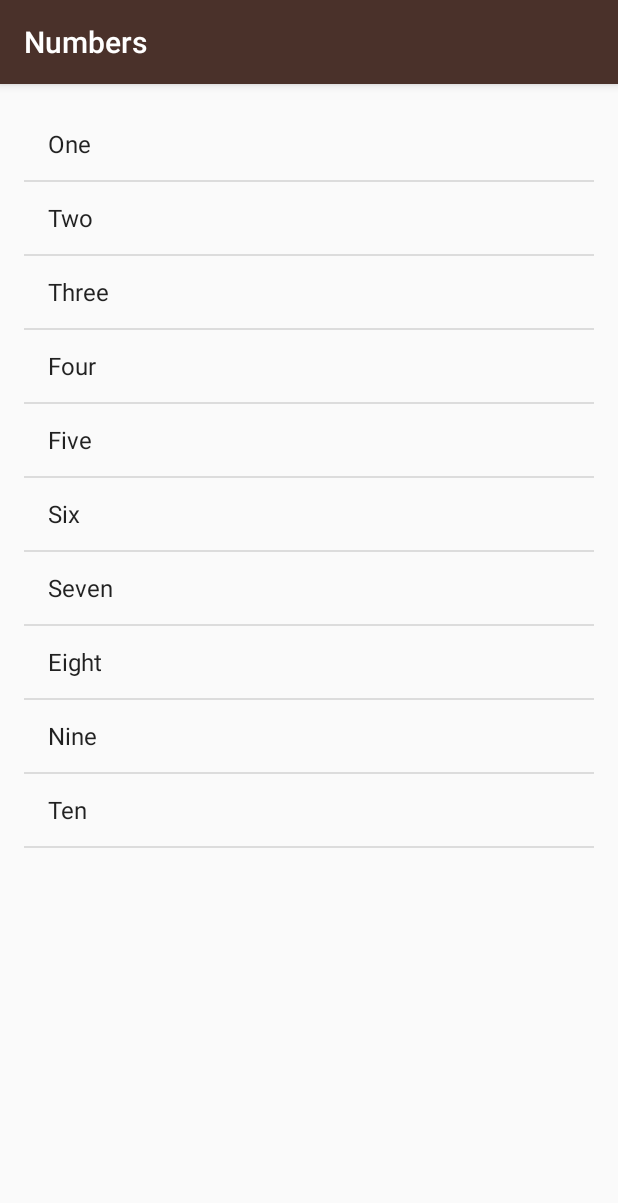
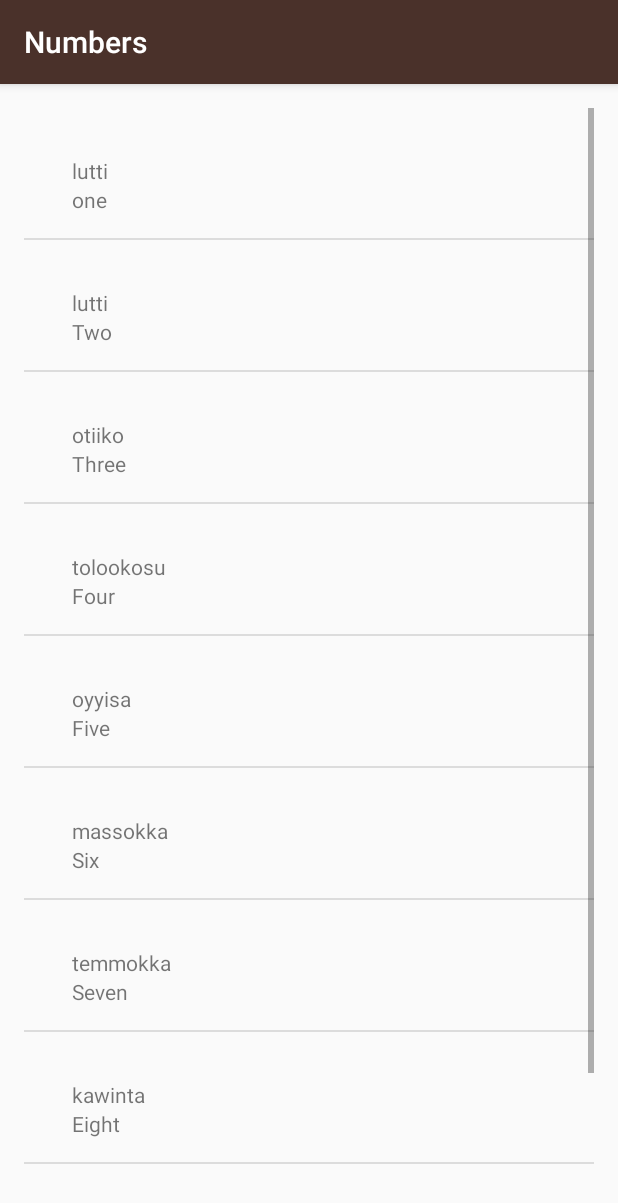
Before and after one commit to ordepcleumas/ud839_Miwok, an Android app: the screen it shows after launch (NumbersActivity), after a tap on "Numbers", on a phone screen of 412 x 824 dp. Shown: the top 1203 px of the screen. Run offline under Robolectric (Android 15) with nearby library versions, the phone set to English and light mode, and no system bars.

Commit message:
Example App with Custom ArrayAdapter

```diff
--- a/app/src/main/java/com/example/android/miwok/NumbersActivity.java
+++ b/app/src/main/java/com/example/android/miwok/NumbersActivity.java
@@ -2,7 +2,6 @@
 
 import android.os.Bundle;
 import android.support.v7.app.AppCompatActivity;
-import android.widget.ArrayAdapter;
 import android.widget.ListView;
 
 import java.util.ArrayList;
@@ -14,25 +13,32 @@
         super.onCreate(savedInstanceState);
         setContentView(R.layout.activity_numbers);
 
-        ArrayList<String> words = new ArrayList<String>();
-        words.add("One");
-        words.add("Two");
-        words.add("Three");
-        words.add("Four");
-        words.add("Five");
-        words.add("Six");
-        words.add("Seven");
-        words.add("Eight");
-        words.add("Nine");
-        words.add("Ten");
+        ArrayList<Word> words = new ArrayList<Word>();
+
+        //words.add("One");
+
+        //Word w = new Word("one","lutti");
+        //words.add(w);
+
+        words.add(new Word("one", "lutti"));
+
+        words.add(new Word("Two", "lutti"));
+        words.add(new Word("Three", "otiiko"));
+        words.add(new Word("Four", "tolookosu"));
+        words.add(new Word("Five", "oyyisa"));
+        words.add(new Word("Six", "massokka"));
+        words.add(new Word("Seven", "temmokka"));
+        words.add(new Word("Eight", "kawinta"));
+        words.add(new Word("Nine", "wo´e"));
+        words.add(new Word("Ten", "na´aacha"));
 
         // Create an {@link ArrayAdapter}, whose data source is a list of Strings. The
         // adapter knows how to create layouts for each item in the list, using the
         // simple_list_item_1.xml layout resource defined in the Android framework.
         // This list item layout contains a single {@link TextView}, which the adapter will set to
         // display a single word.
-        ArrayAdapter<String> itemsAdapter =
-                new ArrayAdapter<String>(this, android.R.layout.simple_list_item_1, words);
+        WordAdapter adapter =
+                new WordAdapter(this, words);
 
         // Find the {@link ListView} object in the view hierarchy of the {@link Activity}.
         // There should be a {@link ListView} with the view ID called list, which is declared in the
@@ -43,6 +49,6 @@
         // {@link ListView} will display list items for each word in the list of words.
         // Do this by calling the setAdapter method on the {@link ListView} object and pass in
         // 1 argument, which is the {@link ArrayAdapter} with the variable name itemsAdapter.
-        listView.setAdapter(itemsAdapter);
+        listView.setAdapter(adapter);
     }
 }
--- /dev/null
+++ b/app/src/main/java/com/example/android/miwok/Word.java
@@ -0,0 +1,43 @@
+package com.example.android.miwok;
+
+/**
+ * {@link Word} represents a vocabulary word that the user wants to learn.
+ * It contains a default translation and a Miwok translation for that word.
+ */
+public class Word {
+    /**
+     * Default translation for the word
+     */
+    private String mDefaultTranslation;
+    /**
+     * Miwok translation for the word
+     */
+    private String mMiwokTranslation;
+
+    /**
+     * Create a new Word object.
+     *
+     * @param defaultTranslation is the word in a language that the user is already familiar with
+     *                           (such as English)
+     * @param miwokTranslation   is the word in the Miwok language
+     */
+    public Word(String defaultTranslation, String miwokTranslation) {
+        this.mDefaultTranslation = defaultTranslation;
+        this.mMiwokTranslation = miwokTranslation;
+    }
+
+    /**
+     * Get the default translation of the word.
+     */
+    public String getmDefaultTranslation() {
+        return mDefaultTranslation;
+    }
+
+
+    /**
+     * Get the Miwok translation of the word.
+     */
+    public String getmMiwokTranslation() {
+        return mMiwokTranslation;
+    }
+}
--- /dev/null
+++ b/app/src/main/java/com/example/android/miwok/WordAdapter.java
@@ -0,0 +1,78 @@
+package com.example.android.miwok;
+
+import android.app.Activity;
+import android.view.LayoutInflater;
+import android.view.View;
+import android.view.ViewGroup;
+import android.widget.ArrayAdapter;
+import android.widget.TextView;
+
+import java.util.ArrayList;
+
+/**
+ * Created by Utilizador Convidado on 25/08/2016.
+ */
+public class WordAdapter extends ArrayAdapter<Word> {
+
+    private static final String LOG_TAG = WordAdapter.class.getSimpleName();
+
+    /**
+     * This is our own custom constructor (it doesn't mirror a superclass constructor).
+     * The context is used to inflate the layout file, and the list is the data we want
+     * to populate into the lists.
+     *
+     * @param context The current context. Used to inflate the layout file.
+     * @param words   A List of Word objects to display in a list
+     */
+    public WordAdapter(Activity context, ArrayList<Word> words) {
+        // Here, we initialize the ArrayAdapter's internal storage for the context and the list.
+        // the second argument is used when the ArrayAdapter is populating a single TextView.
+        // Because this is a custom adapter for two TextViews and an ImageView, the adapter is not
+        // going to use this second argument, so it can be any value. Here, we used 0.
+        super(context, 0, words);
+    }
+
+    /**
+     * Provides a view for an AdapterView (ListView, GridView, etc.)
+     *
+     * @param position    The position in the list of data that should be displayed in the
+     *                    list item view.
+     * @param convertView The recycled view to populate.
+     * @param parent      The parent ViewGroup that is used for inflation.
+     * @return The View for the position in the AdapterView.
+     */
+    @Override
+    public View getView(int position, View convertView, ViewGroup parent) {
+        // Check if the existing view is being reused, otherwise inflate the view
+        View listItemView = convertView;
+        if (listItemView == null) {
+            listItemView = LayoutInflater.from(getContext()).inflate(
+                    R.layout.list_item, parent, false);
+        }
+
+        // Get the {@link Word} object located at this position in the list
+        Word currentWord = getItem(position);
+
+        // Find the TextView in the list_item.xml layout with the ID version_name
+        TextView defaultTextView = (TextView) listItemView.findViewById(R.id.default_text_view);
+        // Get the version name from the current Word object and
+        // set this text on the name TextView
+        defaultTextView.setText(currentWord.getmDefaultTranslation());
+
+        // Find the TextView in the list_item.xml layout with the ID version_number
+        TextView miwokTextView = (TextView) listItemView.findViewById(R.id.miwok_text_view);
+        // Get the version number from the current Word object and
+        // set this text on the number TextView
+        miwokTextView.setText(currentWord.getmMiwokTranslation());
+
+        // Find the ImageView in the list_item.xml layout with the ID list_item_icon
+        //ImageView iconView = (ImageView) listItemView.findViewById(R.id.list_item_icon);
+        // Get the image resource ID from the current Word object and
+        // set the image to iconView
+        //iconView.setImageResource(currentWord.getImageResourceId());
+
+        // Return the whole list item layout (containing 2 TextViews and an ImageView)
+        // so that it can be shown in the ListView
+        return listItemView;
+    }
+}
```
